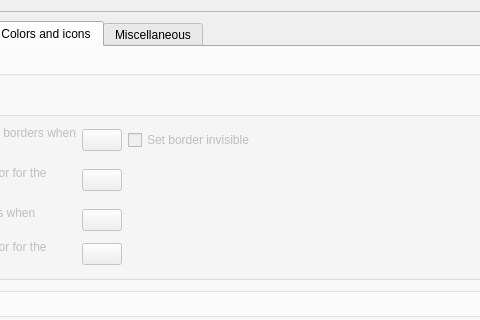
Above: Resources/ui/Settings.ui from APEbbers/FreeCAD-Ribbon before the change; both pictures show x 180 to 660 and y 0 to 320 of the 990 by 801 pixel window. Below: the same form after it.
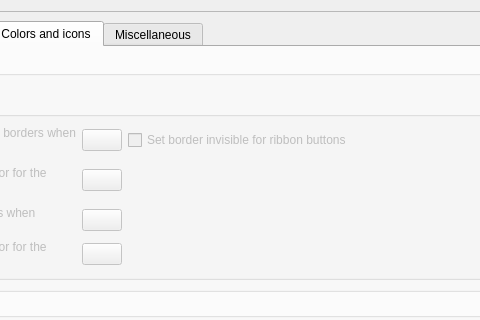
That is the form after the change. Custom widgets are drawn as their Qt base class.

```diff
--- a/Resources/ui/Settings.ui
+++ b/Resources/ui/Settings.ui
@@ -1654,7 +1654,7 @@
                      <item row="0" column="3">
                       <widget class="QCheckBox" name="BorderTransparant">
                        <property name="text">
-                        <string>Set border invisible</string>
+                        <string>Set border invisible for ribbon buttons</string>
                        </property>
                       </widget>
                      </item>
```
Left out of the diff: 56 changed lines with no effect on the pictures.
